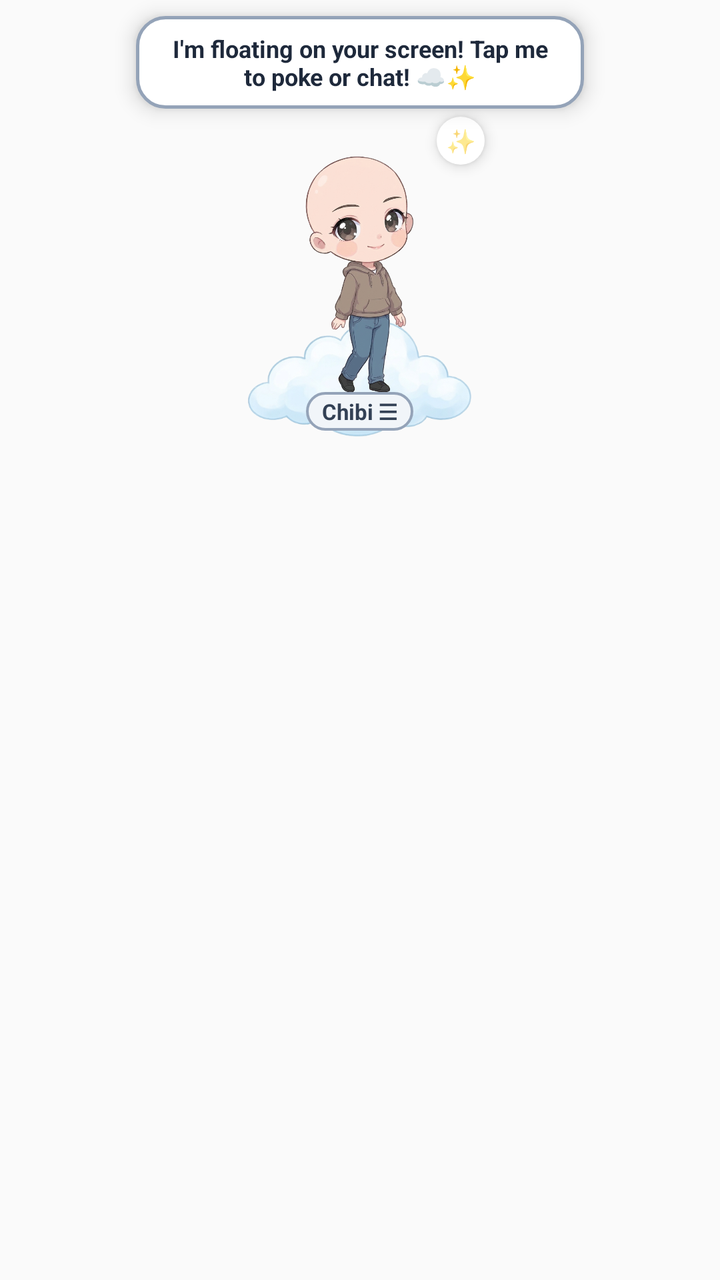
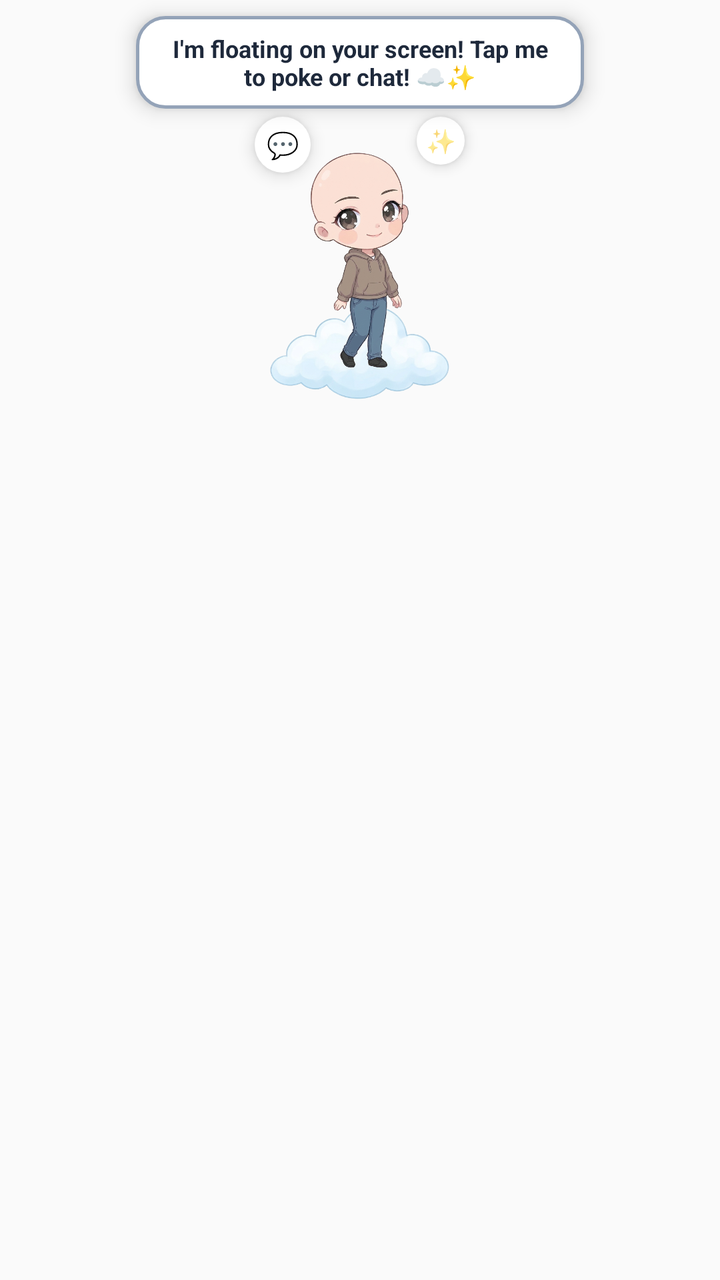

Screens rendered from an Android XML layout before and after an edit, with the pre-edit source and the edit as a unified diff.
<!-- AndroidManifest.xml: application theme Theme.ChibiWidget -->
<!-- res/layout/floating_pet_overlay.xml -->
<?xml version="1.0" encoding="utf-8"?>
<LinearLayout xmlns:android="http://schemas.android.com/apk/res/android"
    android:id="@+id/overlayRoot"
    android:layout_width="wrap_content"
    android:layout_height="wrap_content"
    android:orientation="vertical"
    android:gravity="center_horizontal"
    android:clipChildren="false"
    android:clipToPadding="false"
    android:padding="8dp">

    
    <LinearLayout
        android:id="@+id/bubbleLayout"
        android:layout_width="wrap_content"
        android:layout_height="wrap_content"
        android:maxWidth="230dp"
        android:background="@drawable/bubble_bg"
        android:paddingStart="12dp"
        android:paddingEnd="12dp"
        android:paddingTop="8dp"
        android:paddingBottom="8dp"
        android:elevation="6dp"
        android:gravity="center"
        android:orientation="horizontal"
        android:layout_marginBottom="4dp">

        <TextView
            android:id="@+id/tvSpeech"
            android:layout_width="wrap_content"
            android:layout_height="wrap_content"
            android:maxWidth="200dp"
            android:text="I'm floating on your screen! Tap me to poke or chat! ☁️✨"
            android:textColor="#1E293B"
            android:textSize="12sp"
            android:textStyle="bold"
            android:gravity="center" />

        <ProgressBar
            android:id="@+id/thinkingProgress"
            android:layout_width="16dp"
            android:layout_height="16dp"
            android:layout_marginStart="6dp"
            android:visibility="gone" />
    </LinearLayout>

    
    <FrameLayout
        android:id="@+id/characterScene"
        android:layout_width="wrap_content"
        android:layout_height="wrap_content"
        android:clipChildren="false">

        
        <ImageView
            android:id="@+id/ivCloud"
            android:layout_width="125dp"
            android:layout_height="60dp"
            android:layout_gravity="bottom|center_horizontal"
            android:src="@drawable/cloud_pedestal"
            android:scaleType="fitCenter" />

        
        <ImageView
            android:id="@+id/ivChibi"
            android:layout_width="100dp"
            android:layout_height="145dp"
            android:layout_gravity="bottom|center_horizontal"
            android:layout_marginBottom="16dp"
            android:src="@drawable/chibi_standing"
            android:scaleType="fitCenter" />

        
        <TextView
            android:id="@+id/tvBadge"
            android:layout_width="24dp"
            android:layout_height="24dp"
            android:layout_gravity="top|end"
            android:background="@drawable/send_btn_bg"
            android:backgroundTint="#FFFFFF"
            android:gravity="center"
            android:text="✨"
            android:textSize="12sp"
            android:elevation="4dp" />

        
        <TextView
            android:id="@+id/btnToggleMenu"
            android:layout_width="wrap_content"
            android:layout_height="wrap_content"
            android:layout_gravity="bottom|center_horizontal"
            android:layout_marginBottom="4dp"
            android:background="@drawable/menu_pill_bg"
            android:paddingStart="8dp"
            android:paddingEnd="8dp"
            android:paddingTop="2dp"
            android:paddingBottom="2dp"
            android:text="Chibi ☰"
            android:textColor="#334155"
            android:textSize="11sp"
            android:textStyle="bold" />
    </FrameLayout>

    
    <LinearLayout
        android:id="@+id/chatCard"
        android:layout_width="260dp"
        android:layout_height="wrap_content"
        android:background="@drawable/chat_panel_bg"
        android:orientation="vertical"
        android:padding="10dp"
        android:layout_marginTop="6dp"
        android:elevation="8dp"
        android:visibility="gone">

        
        <LinearLayout
            android:layout_width="match_parent"
            android:layout_height="wrap_content"
            android:orientation="horizontal"
            android:gravity="center_vertical">

            <TextView
                android:layout_width="0dp"
                android:layout_height="wrap_content"
                android:layout_weight="1"
                android:text="☁️ Chat with Chibi"
                android:textColor="#1E293B"
                android:textSize="12sp"
                android:textStyle="bold" />

            <TextView
                android:id="@+id/btnClosePanel"
                android:layout_width="24dp"
                android:layout_height="24dp"
                android:gravity="center"
                android:text="✕"
                android:textColor="#64748B"
                android:textSize="13sp"
                android:textStyle="bold" />
        </LinearLayout>

        
        <LinearLayout
            android:layout_width="match_parent"
            android:layout_height="wrap_content"
            android:orientation="horizontal"
            android:gravity="center"
            android:layout_marginTop="8dp">

            <TextView
                android:id="@+id/chipJoke"
                android:layout_width="wrap_content"
                android:layout_height="wrap_content"
                android:background="@drawable/chip_bg"
                android:paddingStart="6dp"
                android:paddingEnd="6dp"
                android:paddingTop="3dp"
                android:paddingBottom="3dp"
                android:text="😆 Joke"
                android:textColor="#334155"
                android:textSize="10sp"
                android:textStyle="bold" />

            <Space android:layout_width="4dp" android:layout_height="0dp" />

            <TextView
                android:id="@+id/chipInspire"
                android:layout_width="wrap_content"
                android:layout_height="wrap_content"
                android:background="@drawable/chip_bg"
                android:paddingStart="6dp"
                android:paddingEnd="6dp"
                android:paddingTop="3dp"
                android:paddingBottom="3dp"
                android:text="💖 Inspire"
                android:textColor="#334155"
                android:textSize="10sp"
                android:textStyle="bold" />

            <Space android:layout_width="4dp" android:layout_height="0dp" />

            <TextView
                android:id="@+id/chipFact"
                android:layout_width="wrap_content"
                android:layout_height="wrap_content"
                android:background="@drawable/chip_bg"
                android:paddingStart="6dp"
                android:paddingEnd="6dp"
                android:paddingTop="3dp"
                android:paddingBottom="3dp"
                android:text="🌟 Fact"
                android:textColor="#334155"
                android:textSize="10sp"
                android:textStyle="bold" />

            <Space android:layout_width="4dp" android:layout_height="0dp" />

            <TextView
                android:id="@+id/chipMath"
                android:layout_width="wrap_content"
                android:layout_height="wrap_content"
                android:background="@drawable/chip_bg"
                android:paddingStart="6dp"
                android:paddingEnd="6dp"
                android:paddingTop="3dp"
                android:paddingBottom="3dp"
                android:text="🔢 Math"
                android:textColor="#334155"
                android:textSize="10sp"
                android:textStyle="bold" />
        </LinearLayout>

        
        <LinearLayout
            android:layout_width="match_parent"
            android:layout_height="wrap_content"
            android:orientation="horizontal"
            android:gravity="center_vertical"
            android:layout_marginTop="8dp">

            <EditText
                android:id="@+id/etPrompt"
                android:layout_width="0dp"
                android:layout_height="36dp"
                android:layout_weight="1"
                android:background="@drawable/input_bg"
                android:hint="Ask anything..."
                android:textSize="12sp"
                android:paddingStart="10dp"
                android:paddingEnd="10dp"
                android:textColor="#1E293B"
                android:textColorHint="#94A3B8"
                android:imeOptions="actionSend"
                android:inputType="textCapSentences"
                android:maxLines="1" />

            <Space android:layout_width="6dp" android:layout_height="0dp" />

            <Button
                android:id="@+id/btnSend"
                android:layout_width="34dp"
                android:layout_height="34dp"
                android:background="@drawable/send_btn_bg"
                android:text="🚀"
                android:textColor="#FFFFFF"
                android:textSize="12sp"
                android:padding="0dp" />
        </LinearLayout>

        
        <TextView
            android:id="@+id/btnDismissService"
            android:layout_width="wrap_content"
            android:layout_height="wrap_content"
            android:layout_gravity="center_horizontal"
            android:layout_marginTop="6dp"
            android:text="Dismiss Overlay"
            android:textColor="#EF4444"
            android:textSize="10sp"
            android:textStyle="bold" />

    </LinearLayout>

</LinearLayout>
<!-- resources referenced by this layout -->
<resources>
  <!-- drawable bubble_bg (drawable) -->
  <?xml version="1.0" encoding="utf-8"?>
  <shape xmlns:android="http://schemas.android.com/apk/res/android"
      android:shape="rectangle">
      <solid android:color="#FFFFFF" />
      <stroke
          android:width="1.8dp"
          android:color="#94A3B8" />
      <corners android:radius="14dp" />
  </shape>
  <!-- drawable chat_panel_bg (drawable) -->
  <?xml version="1.0" encoding="utf-8"?>
  <shape xmlns:android="http://schemas.android.com/apk/res/android"
      android:shape="rectangle">
      <solid android:color="#FFFFFF" />
      <stroke
          android:width="1.8dp"
          android:color="#94A3B8" />
      <corners android:radius="16dp" />
  </shape>
  <!-- drawable chibi_standing: png bitmap (drawable, 351980 bytes) -->
  <!-- drawable chip_bg (drawable) -->
  <?xml version="1.0" encoding="utf-8"?>
  <shape xmlns:android="http://schemas.android.com/apk/res/android"
      android:shape="rectangle">
      <solid android:color="#F1F5F9" />
      <stroke
          android:width="1.2dp"
          android:color="#CBD5E1" />
      <corners android:radius="10dp" />
  </shape>
  <!-- drawable cloud_pedestal: png bitmap (drawable, 92439 bytes) -->
  <!-- drawable input_bg (drawable) -->
  <?xml version="1.0" encoding="utf-8"?>
  <shape xmlns:android="http://schemas.android.com/apk/res/android"
      android:shape="rectangle">
      <solid android:color="#F8FAFC" />
      <stroke
          android:width="1.2dp"
          android:color="#CBD5E1" />
      <corners android:radius="14dp" />
  </shape>
  <!-- drawable menu_pill_bg (drawable) -->
  <?xml version="1.0" encoding="utf-8"?>
  <shape xmlns:android="http://schemas.android.com/apk/res/android"
      android:shape="rectangle">
      <solid android:color="#F1F5F9" />
      <stroke
          android:width="1.2dp"
          android:color="#94A3B8" />
      <corners android:radius="12dp" />
  </shape>
  <!-- drawable send_btn_bg (drawable) -->
  <?xml version="1.0" encoding="utf-8"?>
  <shape xmlns:android="http://schemas.android.com/apk/res/android"
      android:shape="oval">
      <solid android:color="#1E293B" />
  </shape>
  <style name="Theme.ChibiWidget" parent="android:Theme.Material.Light.NoActionBar">
          <item name="android:statusBarColor">#F0FDF4</item>
          <item name="android:navigationBarColor">#FFFFFF</item>
      </style>
</resources>

<!-- the commit's change to res/layout/floating_pet_overlay.xml (unified diff, before → after) -->
@@ -54,8 +54,8 @@
         
         <ImageView
             android:id="@+id/ivCloud"
-            android:layout_width="125dp"
-            android:layout_height="60dp"
+            android:layout_width="105dp"
+            android:layout_height="48dp"
             android:layout_gravity="bottom|center_horizontal"
             android:src="@drawable/cloud_pedestal"
             android:scaleType="fitCenter" />
@@ -63,10 +63,10 @@
         
         <ImageView
             android:id="@+id/ivChibi"
-            android:layout_width="100dp"
-            android:layout_height="145dp"
+            android:layout_width="92dp"
+            android:layout_height="132dp"
             android:layout_gravity="bottom|center_horizontal"
-            android:layout_marginBottom="16dp"
+            android:layout_marginBottom="10dp"
             android:src="@drawable/chibi_standing"
             android:scaleType="fitCenter" />
 
@@ -86,19 +86,16 @@
         
         <TextView
             android:id="@+id/btnToggleMenu"
-            android:layout_width="wrap_content"
-            android:layout_height="wrap_content"
-            android:layout_gravity="bottom|center_horizontal"
-            android:layout_marginBottom="4dp"
-            android:background="@drawable/menu_pill_bg"
-            android:paddingStart="8dp"
-            android:paddingEnd="8dp"
-            android:paddingTop="2dp"
-            android:paddingBottom="2dp"
-            android:text="Chibi ☰"
+            android:layout_width="28dp"
+            android:layout_height="28dp"
+            android:layout_gravity="top|start"
+            android:background="@drawable/send_btn_bg"
+            android:backgroundTint="#FFFFFF"
+            android:gravity="center"
+            android:text="💬"
             android:textColor="#334155"
-            android:textSize="11sp"
-            android:textStyle="bold" />
+            android:textSize="13sp"
+            android:elevation="5dp" />
     </FrameLayout>
 
     
<!-- resource entries referenced after the edit -->
@@ -42,16 +42,6 @@
           android:color="#CBD5E1" />
       <corners android:radius="14dp" />
   </shape>
-  <!-- drawable menu_pill_bg (drawable) -->
-  <?xml version="1.0" encoding="utf-8"?>
-  <shape xmlns:android="http://schemas.android.com/apk/res/android"
-      android:shape="rectangle">
-      <solid android:color="#F1F5F9" />
-      <stroke
-          android:width="1.2dp"
-          android:color="#94A3B8" />
-      <corners android:radius="12dp" />
-  </shape>
   <!-- drawable send_btn_bg (drawable) -->
   <?xml version="1.0" encoding="utf-8"?>
   <shape xmlns:android="http://schemas.android.com/apk/res/android"
